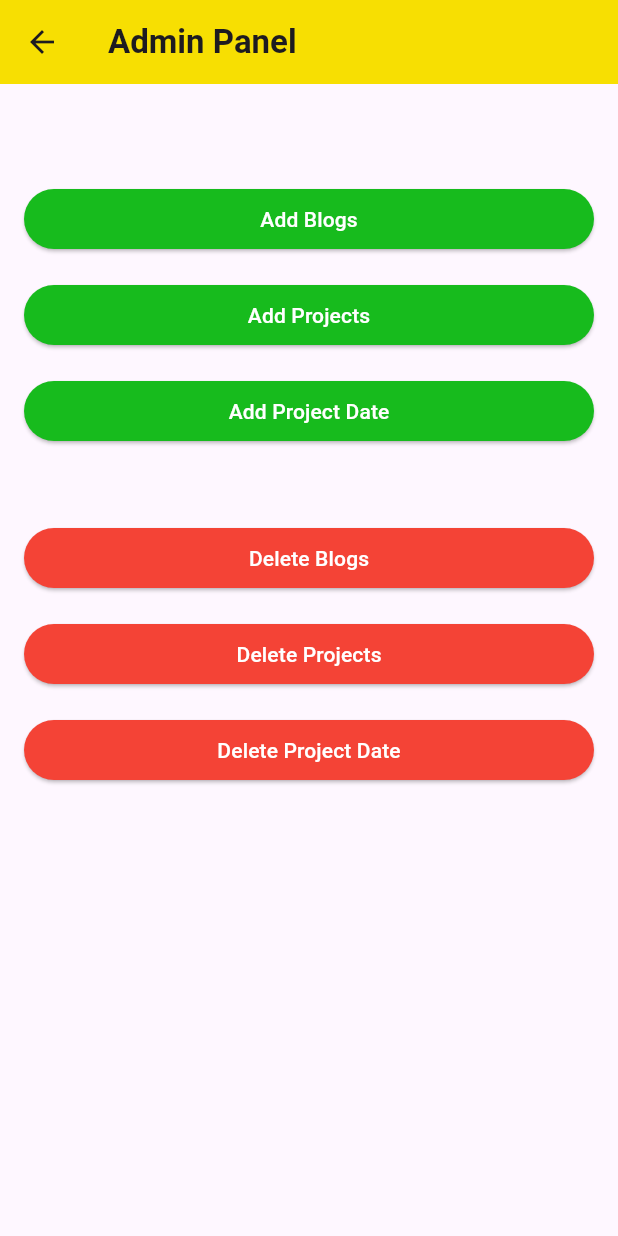
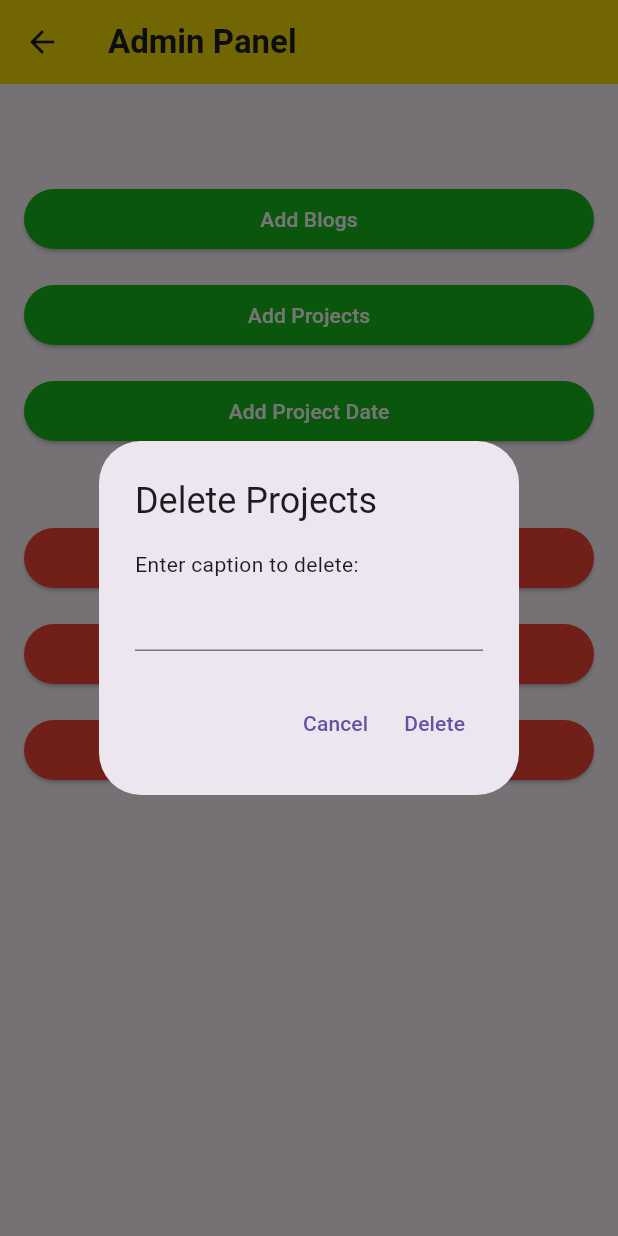
Before and after one commit to KJBotheju/uokleomobileapp, a Flutter app: the AdminContect screen opened directly, after a tap on "Delete Projects", on a phone screen of 412 x 824 dp. Run offline on Flutter 3.47's test engine with Material 3 defaults, Android fonts, the phone set to English and light mode, and no system bars; our stand-ins replace cloud_firestore, firebase_auth, firebase_core, firebase_storage, image_picker; accounts and stored records are empty.

Commit message:
delete projects

```diff
--- a/lib/screens/adminPage.dart
+++ b/lib/screens/adminPage.dart
@@ -1,6 +1,7 @@
 // ignore_for_file: prefer_const_constructors
 
 import 'package:cloud_firestore/cloud_firestore.dart';
+import 'package:firebase_storage/firebase_storage.dart';
 import 'package:flutter/material.dart';
 import 'package:uokleo/HomePage.dart';
 import 'package:uokleo/adminScreen/addblog.dart';
@@ -15,6 +16,8 @@ class AdminContect extends StatefulWidget {
 
 class _AdminContectState extends State<AdminContect> {
   TextEditingController projectNameController = TextEditingController();
+  String? selectedCaption; // Define selectedCaption
+  Set<QueryDocumentSnapshot> selectedProjects = {}; // Define selectedProjects
 
   void _goBack() {
     Navigator.pushReplacement(
@@ -118,8 +121,107 @@ class _AdminContectState extends State<AdminContect> {
   }
 
   void _deleteProjects() {
-    // Implement logic for deleting projects
-    print('Delete Projects clicked');
+    ScaffoldMessenger.of(context)
+        .hideCurrentSnackBar(); // Hide any existing snackbar
+
+    TextEditingController captionController = TextEditingController();
+
+    showDialog(
+      context: context,
+      builder: (BuildContext context) {
+        return AlertDialog(
+          title: Text('Delete Projects'),
+          content: SingleChildScrollView(
+            child: Column(
+              mainAxisSize: MainAxisSize.min,
+              crossAxisAlignment: CrossAxisAlignment.start,
+              children: [
+                Text('Enter caption to delete:'),
+                TextField(
+                  controller: captionController,
+                ),
+              ],
+            ),
+          ),
+          actions: [
+            Row(
+              mainAxisAlignment: MainAxisAlignment.end,
+              children: [
+                TextButton(
+                  onPressed: () {
+                    Navigator.of(context).pop();
+                  },
+                  child: Text('Cancel'),
+                ),
+                TextButton(
+                  onPressed: () async {
+                    String enteredCaption = captionController.text.trim();
+
+                    if (enteredCaption.isEmpty) {
+                      ScaffoldMessenger.of(context).showSnackBar(
+                        SnackBar(
+                          content: Text('Please enter a caption to delete.'),
+                          backgroundColor: Colors.red,
+                        ),
+                      );
+                      return;
+                    }
+
+                    var querySnapshot = await FirebaseFirestore.instance
+                        .collection('Projects')
+                        .where('caption', isEqualTo: enteredCaption)
+                        .get();
+
+                    if (querySnapshot.docs.isEmpty) {
+                      ScaffoldMessenger.of(context).showSnackBar(
+                        SnackBar(
+                          content: Text(
+                              'No project found with the entered caption.'),
+                          backgroundColor: Colors.red,
+                        ),
+                      );
+                      return;
+                    }
+
+                    for (var doc in querySnapshot.docs) {
+                      // Check if 'image_urls' field exists in the document
+                      if (doc.data()!.containsKey('image_urls')) {
+                        var imageUrls = List<String>.from(doc['image_urls']);
+                        for (var imageUrl in imageUrls) {
+                          try {
+                            await FirebaseStorage.instance
+                                .refFromURL(imageUrl)
+                                .delete();
+                          } catch (e) {
+                            print('Error deleting image from storage: $e');
+                          }
+                        }
+                      }
+
+                      try {
+                        await doc.reference.delete();
+                      } catch (e) {
+                        print('Error deleting project document: $e');
+                      }
+                    }
+
+                    ScaffoldMessenger.of(context).showSnackBar(
+                      SnackBar(
+                        content: Text('Projects deleted successfully.'),
+                        backgroundColor: Colors.green,
+                      ),
+                    );
+
+                    Navigator.of(context).pop(); // Close the delete dialog
+                  },
+                  child: Text('Delete'),
+                ),
+              ],
+            ),
+          ],
+        );
+      },
+    );
   }
 
   void _deleteProjectDate() {
```
Also changed, not shown: lib/screens/Projects.dart (+8 -7 lines).
